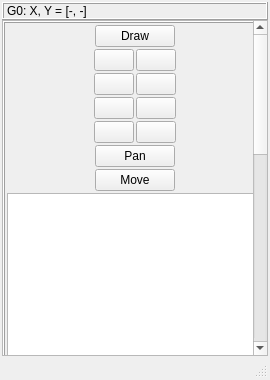
The window that src/MainWindow.ui (yesint/QtGrace6) describes before a commit, drawn with Qt 5.
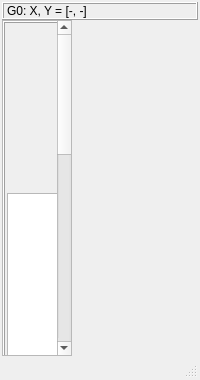
The same window after the commit. Icons and pictures are not drawn. Custom widgets are drawn as their Qt base class.

Commit message: Move tooltips and icons into MainWindow.ui; signals stay in code

Diff of the .ui file:
```diff
--- a/src/MainWindow.ui
+++ b/src/MainWindow.ui
@@ -26,6 +26,7 @@
    <!-- Rows 2-3, col 0: scrollable toolbar column -->
    <item row="2" column="0" rowspan="2">
     <widget class="QScrollArea" name="scroll">
+     <property name="maximumSize"><size><width>70</width><height>16777215</height></size></property>
      <property name="horizontalScrollBarPolicy"><enum>Qt::ScrollBarAlwaysOff</enum></property>
      <property name="widgetResizable"><bool>false</bool></property>
      <widget class="QWidget" name="tool_empty">
@@ -39,6 +40,7 @@
        <!-- ── toolBar1 ── -->
        <item>
         <widget class="QFrame" name="toolBar1">
+         <property name="minimumSize"><size><width>68</width><height>0</height></size></property>
          <property name="frameShape"><enum>QFrame::Box</enum></property>
          <property name="frameShadow"><enum>QFrame::Raised</enum></property>
          <layout class="QGridLayout" name="toolLayout1">
```
Left out of the diff: 185 changed lines with no effect on the pictures. The commit also changes 2 other files.
